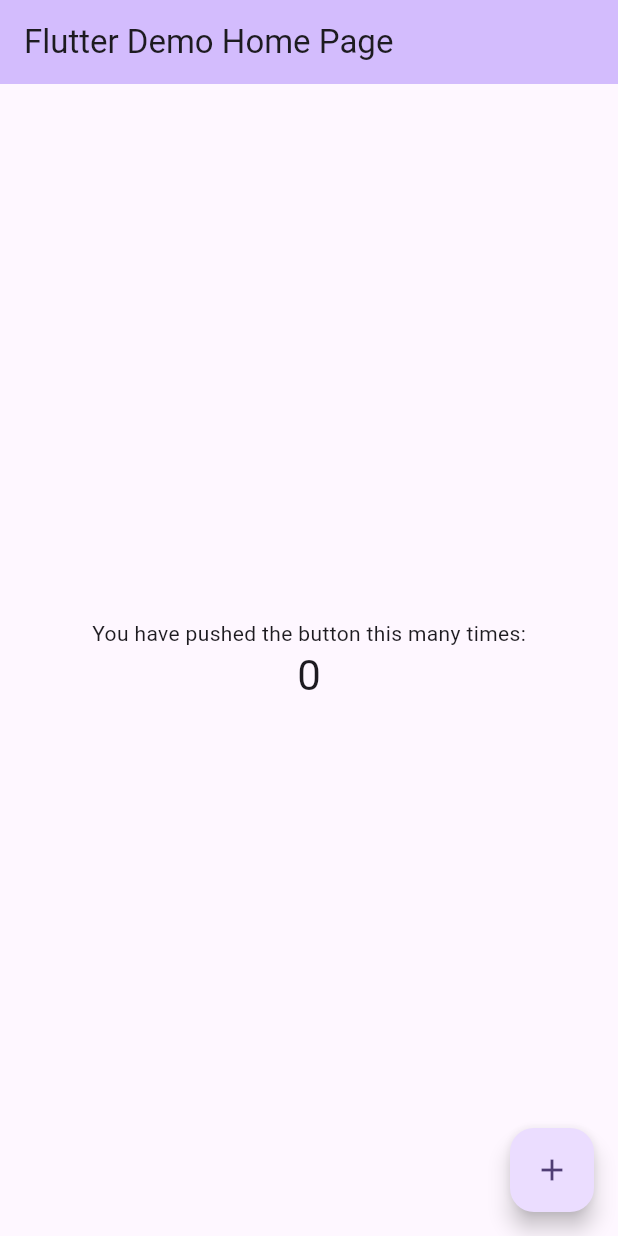
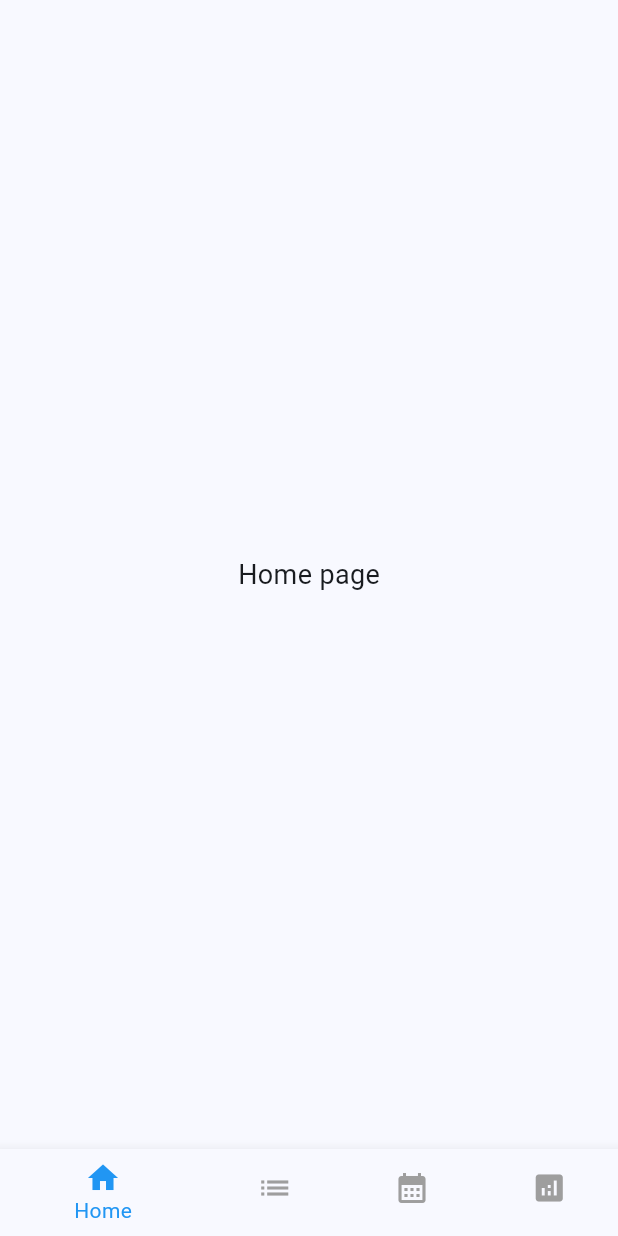
Before and after one commit to FBGFi/workout-analyzer, a Flutter app: the screen it shows after launch, on a phone screen of 412 x 824 dp. Run offline on Flutter 3.47's test engine with Material 3 defaults, Android fonts, the phone set to English and light mode, and no system bars.

Commit message:
add skeleton for pages

```diff
--- a/lib/main.dart
+++ b/lib/main.dart
@@ -1,125 +1,68 @@
 import 'package:flutter/material.dart';
+import 'package:workout_analyzer/views/calendar.dart';
+import 'package:workout_analyzer/views/home.dart';
+import 'package:workout_analyzer/views/programs.dart';
+import 'package:workout_analyzer/views/statistics.dart';
 
 void main() {
-  runApp(const MyApp());
+  runApp(const App());
 }
 
-class MyApp extends StatelessWidget {
-  const MyApp({super.key});
+class App extends StatefulWidget {
+  const App({super.key});
 
-  // This widget is the root of your application.
   @override
-  Widget build(BuildContext context) {
-    return MaterialApp(
-      title: 'Flutter Demo',
-      theme: ThemeData(
-        // This is the theme of your application.
-        //
-        // TRY THIS: Try running your application with "flutter run". You'll see
-        // the application has a purple toolbar. Then, without quitting the app,
-        // try changing the seedColor in the colorScheme below to Colors.green
-        // and then invoke "hot reload" (save your changes or press the "hot
-        // reload" button in a Flutter-supported IDE, or press "r" if you used
-        // the command line to start the app).
-        //
-        // Notice that the counter didn't reset back to zero; the application
-        // state is not lost during the reload. To reset the state, use hot
-        // restart instead.
-        //
-        // This works for code too, not just values: Most code changes can be
-        // tested with just a hot reload.
-        colorScheme: ColorScheme.fromSeed(seedColor: Colors.deepPurple),
-        useMaterial3: true,
-      ),
-      home: const MyHomePage(title: 'Flutter Demo Home Page'),
-    );
-  }
+  State<App> createState() => _AppState();
 }
 
-class MyHomePage extends StatefulWidget {
-  const MyHomePage({super.key, required this.title});
+class _AppState extends State<App> {
+  int _selectedIndex = 0;
 
-  // This widget is the home page of your application. It is stateful, meaning
-  // that it has a State object (defined below) that contains fields that affect
-  // how it looks.
-
-  // This class is the configuration for the state. It holds the values (in this
-  // case the title) provided by the parent (in this case the App widget) and
-  // used by the build method of the State. Fields in a Widget subclass are
-  // always marked "final".
-
-  final String title;
-
-  @override
-  State<MyHomePage> createState() => _MyHomePageState();
-}
-
-class _MyHomePageState extends State<MyHomePage> {
-  int _counter = 0;
-
-  void _incrementCounter() {
+  void _onItemTapped(int index) {
     setState(() {
-      // This call to setState tells the Flutter framework that something has
-      // changed in this State, which causes it to rerun the build method below
-      // so that the display can reflect the updated values. If we changed
-      // _counter without calling setState(), then the build method would not be
-      // called again, and so nothing would appear to happen.
-      _counter++;
+      _selectedIndex = index;
     });
   }
 
   @override
-  Widget build(BuildContext context) {
-    // This method is rerun every time setState is called, for instance as done
-    // by the _incrementCounter method above.
-    //
-    // The Flutter framework has been optimized to make rerunning build methods
-    // fast, so that you can just rebuild anything that needs updating rather
-    // than having to individually change instances of widgets.
-    return Scaffold(
-      appBar: AppBar(
-        // TRY THIS: Try changing the color here to a specific color (to
-        // Colors.amber, perhaps?) and trigger a hot reload to see the AppBar
-        // change color while the other colors stay the same.
-        backgroundColor: Theme.of(context).colorScheme.inversePrimary,
-        // Here we take the value from the MyHomePage object that was created by
-        // the App.build method, and use it to set our appbar title.
-        title: Text(widget.title),
-      ),
-      body: Center(
-        // Center is a layout widget. It takes a single child and positions it
-        // in the middle of the parent.
-        child: Column(
-          // Column is also a layout widget. It takes a list of children and
-          // arranges them vertically. By default, it sizes itself to fit its
-          // children horizontally, and tries to be as tall as its parent.
-          //
-          // Column has various properties to control how it sizes itself and
-          // how it positions its children. Here we use mainAxisAlignment to
-          // center the children vertically; the main axis here is the vertical
-          // axis because Columns are vertical (the cross axis would be
-          // horizontal).
-          //
-          // TRY THIS: Invoke "debug painting" (choose the "Toggle Debug Paint"
-          // action in the IDE, or press "p" in the console), to see the
-          // wireframe for each widget.
-          mainAxisAlignment: MainAxisAlignment.center,
-          children: <Widget>[
-            const Text(
-              'You have pushed the button this many times:',
-            ),
-            Text(
-              '$_counter',
-              style: Theme.of(context).textTheme.headlineMedium,
-            ),
-          ],
+  Widget build(context) {
+    const List<Widget> pages = [
+      HomePage(),
+      ProgramsPage(),
+      CalendarPage(),
+      StatisticsPage(),
+    ];
+    return MaterialApp(
+        title: "Workout analyzer",
+        theme: ThemeData(
+          colorScheme: ColorScheme.fromSeed(seedColor: Colors.blue),
+          textTheme: const TextTheme(
+              bodySmall: TextStyle(fontSize: 15.0),
+              bodyMedium: TextStyle(fontSize: 18.0)),
+          useMaterial3: true,
         ),
-      ),
-      floatingActionButton: FloatingActionButton(
-        onPressed: _incrementCounter,
-        tooltip: 'Increment',
-        child: const Icon(Icons.add),
-      ), // This trailing comma makes auto-formatting nicer for build methods.
-    );
+        home: DefaultTabController(
+            length: pages.length,
+            child: Scaffold(
+              body: Center(
+                child: pages.elementAt(_selectedIndex),
+              ),
+              bottomNavigationBar: BottomNavigationBar(
+                items: const [
+                  BottomNavigationBarItem(
+                      icon: Icon(Icons.home), label: "Home"),
+                  BottomNavigationBarItem(
+                      icon: Icon(Icons.list), label: "Programs"),
+                  BottomNavigationBarItem(
+                      icon: Icon(Icons.calendar_month), label: "Calendar"),
+                  BottomNavigationBarItem(
+                      icon: Icon(Icons.analytics), label: "Analytics"),
+                ],
+                currentIndex: _selectedIndex,
+                selectedItemColor: Colors.blue,
+                unselectedItemColor: Colors.grey,
+                onTap: _onItemTapped,
+              ),
+            )));
   }
 }
--- /dev/null
+++ b/lib/views/home.dart
@@ -0,0 +1,10 @@
+import 'package:flutter/material.dart';
+
+class HomePage extends StatelessWidget {
+  const HomePage({super.key});
+
+  @override
+  Widget build(context) {
+    return const Text("Home page");
+  }
+}
```
Also changed, not shown: lib/overlays/settings.dart (added, +10 -0 lines), lib/views/calendar.dart (added, +10 -0 lines), lib/views/programs.dart (added, +10 -0 lines), lib/views/statistics.dart (added, +10 -0 lines), 1 other file.
